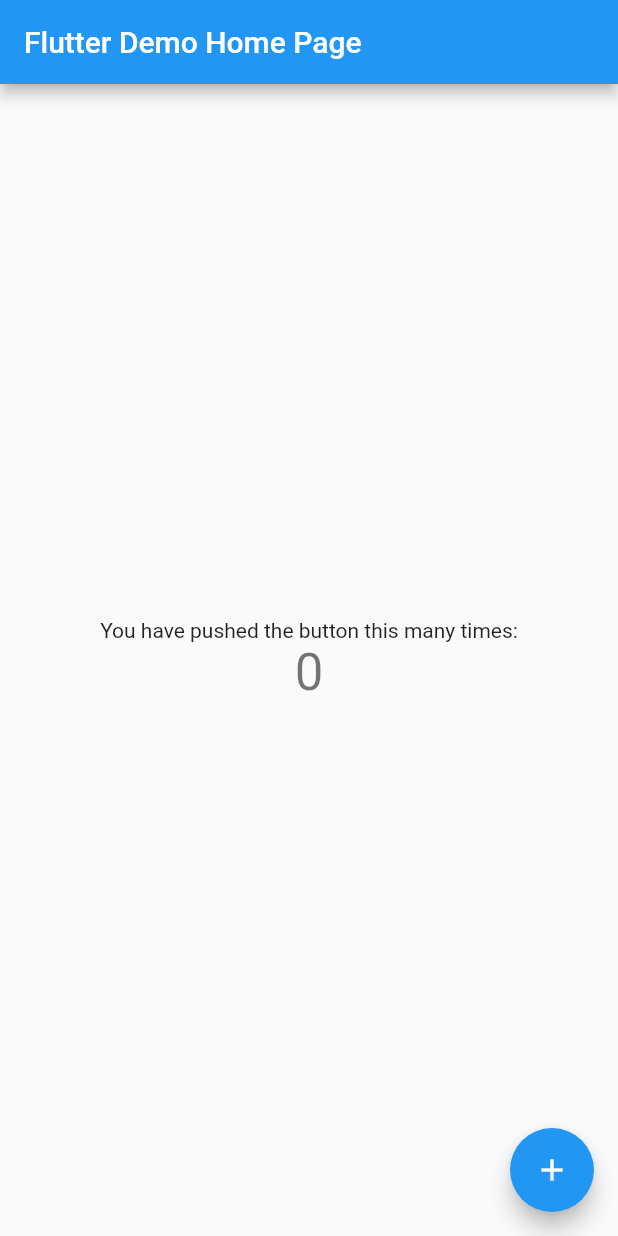
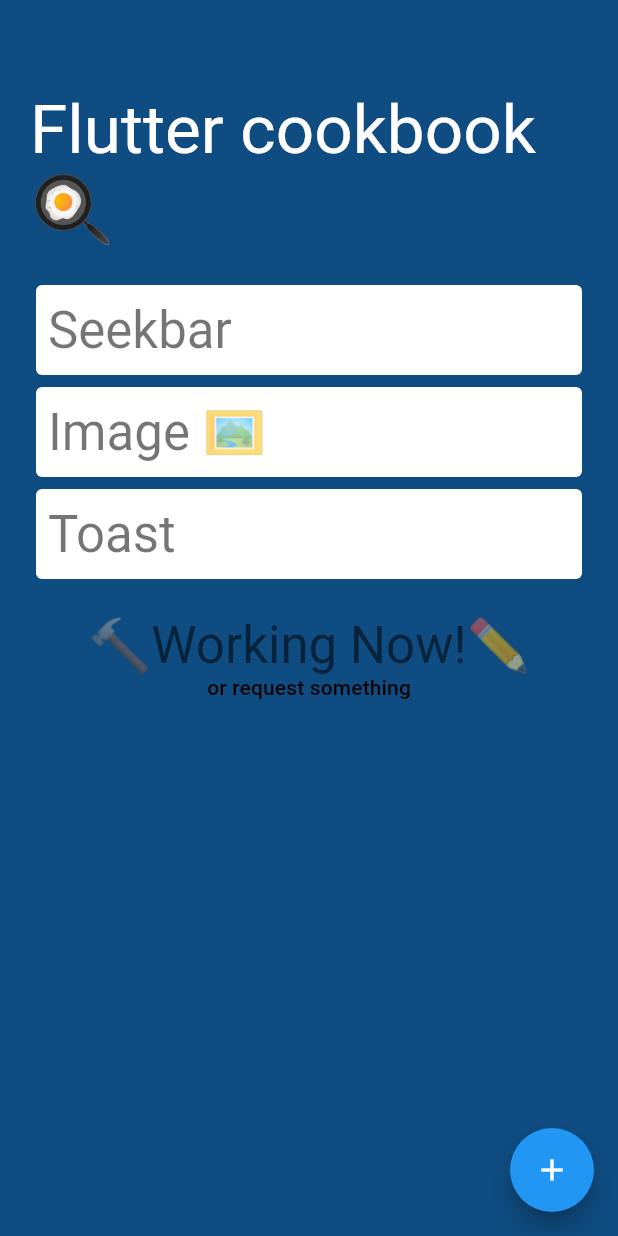
Before and after one commit to Zimins/flutter_cookbook, a Flutter app: the screen it shows after launch, on a phone screen of 412 x 824 dp. Run offline on Flutter 3.47's test engine with Material 2 defaults, Android fonts, the phone set to English and light mode, and no system bars.

Commit message:
home screen layout

```diff
--- /dev/null
+++ b/lib/contents/contentlist.dart
@@ -0,0 +1,7 @@
+import 'package:flutter/material.dart';
+
+abstract class CookItem {
+  String title;
+
+  void onSelect(BuildContext context);
+}
--- /dev/null
+++ b/lib/contents/image.dart
@@ -0,0 +1,10 @@
+import 'package:flutter/material.dart';
+import 'package:flutter_cookbook/contents/contentlist.dart';
+
+class ImageDemo extends CookItem {
+  @override
+  String title = "Image 🖼️";
+
+  @override
+  void onSelect(BuildContext context) {}
+}
--- /dev/null
+++ b/lib/contents/seekbar.dart
@@ -0,0 +1,19 @@
+import 'package:flutter/material.dart';
+
+import 'contentlist.dart';
+
+class Seekbar implements CookItem {
+  @override
+  String title = "Seekbar";
+
+  @override
+  void onSelect(BuildContext context) {
+    Navigator.of(context).push(MaterialPageRoute(builder: (context) {
+      return Scaffold(
+        appBar: AppBar(
+          title: Text(title),
+        ),
+      );
+    }));
+  }
+}
--- /dev/null
+++ b/lib/contents/toast.dart
@@ -0,0 +1,10 @@
+import 'package:flutter/material.dart';
+import 'package:flutter_cookbook/contents/contentlist.dart';
+
+class Toast implements CookItem {
+  @override
+  String title = "Toast";
+
+  @override
+  void onSelect(BuildContext context) {}
+}
--- a/lib/main.dart
+++ b/lib/main.dart
@@ -1,4 +1,9 @@
 import 'package:flutter/material.dart';
+import 'package:flutter_cookbook/contents/contentlist.dart';
+import 'package:flutter_cookbook/contents/image.dart';
+import 'package:flutter_cookbook/contents/toast.dart';
+
+import 'contents/seekbar.dart';
 
 void main() => runApp(MyApp());
 
@@ -9,17 +14,9 @@
     return MaterialApp(
       title: 'Flutter Demo',
       theme: ThemeData(
-        // This is the theme of your application.
-        //
-        // Try running your application with "flutter run". You'll see the
-        // application has a blue toolbar. Then, without quitting the app, try
-        // changing the primarySwatch below to Colors.green and then invoke
-        // "hot reload" (press "r" in the console where you ran "flutter run",
-        // or simply save your changes to "hot reload" in a Flutter IDE).
-        // Notice that the counter didn't reset back to zero; the application
-        // is not restarted.
         primarySwatch: Colors.blue,
       ),
+      darkTheme: ThemeData.dark(),
       home: MyHomePage(title: 'Flutter Demo Home Page'),
     );
   }
@@ -44,68 +41,91 @@
 }
 
 class _MyHomePageState extends State<MyHomePage> {
-  int _counter = 0;
-
-  void _incrementCounter() {
-    setState(() {
-      // This call to setState tells the Flutter framework that something has
-      // changed in this State, which causes it to rerun the build method below
-      // so that the display can reflect the updated values. If we changed
-      // _counter without calling setState(), then the build method would not be
-      // called again, and so nothing would appear to happen.
-      _counter++;
-    });
-  }
+  final List<CookItem> cooks = [Seekbar(), ImageDemo(), Toast()];
 
   @override
   Widget build(BuildContext context) {
-    // This method is rerun every time setState is called, for instance as done
-    // by the _incrementCounter method above.
-    //
-    // The Flutter framework has been optimized to make rerunning build methods
-    // fast, so that you can just rebuild anything that needs updating rather
-    // than having to individually change instances of widgets.
     return Scaffold(
-      appBar: AppBar(
-        // Here we take the value from the MyHomePage object that was created by
-        // the App.build method, and use it to set our appbar title.
-        title: Text(widget.title),
-      ),
-      body: Center(
-        // Center is a layout widget. It takes a single child and positions it
-        // in the middle of the parent.
-        child: Column(
-          // Column is also a layout widget. It takes a list of children and
-          // arranges them vertically. By default, it sizes itself to fit its
-          // children horizontally, and tries to be as tall as its parent.
-          //
-          // Invoke "debug painting" (press "p" in the console, choose the
-          // "Toggle Debug Paint" action from the Flutter Inspector in Android
-          // Studio, or the "Toggle Debug Paint" command in Visual Studio Code)
-          // to see the wireframe for each widget.
-          //
-          // Column has various properties to control how it sizes itself and
-          // how it positions its children. Here we use mainAxisAlignment to
-          // center the children vertically; the main axis here is the vertical
-          // axis because Columns are vertical (the cross axis would be
-          // horizontal).
-          mainAxisAlignment: MainAxisAlignment.center,
-          children: <Widget>[
-            Text(
-              'You have pushed the button this many times:',
-            ),
-            Text(
-              '$_counter',
-              style: Theme.of(context).textTheme.display1,
-            ),
-          ],
-        ),
-      ),
+      body: Container(
+          color: Color.fromARGB(255, 15, 76, 129),
+          padding: EdgeInsets.only(left: 20, right: 20),
+          child: ListView.builder(
+              itemCount: cooks.length + 2,
+              itemBuilder: (context, index) {
+                if (index == 0) {
+                  return ListTitle();
+                } else if (index == cooks.length + 1) {
+                  return ListFooter();
+                } else {
+                  return CookContent(item: cooks[index - 1]);
+                }
+              })),
       floatingActionButton: FloatingActionButton(
-        onPressed: _incrementCounter,
         tooltip: 'Increment',
         child: Icon(Icons.add),
       ), // This trailing comma makes auto-formatting nicer for build methods.
     );
   }
 }
+
+class ListTitle extends StatelessWidget {
+  @override
+  Widget build(BuildContext context) {
+    return Container(
+      padding: EdgeInsets.only(top: 60, bottom: 20),
+      child: Text(
+        "Flutter cookbook🍳",
+        style: TextStyle(
+            fontSize: Theme.of(context).textTheme.display2.fontSize,
+            color: Colors.white),
+      ),
+    );
+  }
+}
+
+class ListFooter extends StatelessWidget {
+  @override
+  Widget build(BuildContext context) {
+    return Container(
+      padding: EdgeInsets.only(top: 20),
+      alignment: Alignment.center,
+      child: Column(
+        children: <Widget>[
+          Text(
+            "🔨Working Now!✏️",
+            style: Theme.of(context).textTheme.display1,
+          ),
+          Text(
+            "or request something",
+            style: Theme.of(context).textTheme.subtitle,
+          )
+        ],
+      ),
+    );
+  }
+}
+
+class CookContent extends StatelessWidget {
+  final CookItem item;
+
+  CookContent({this.item});
+
+  @override
+  Widget build(BuildContext context) {
+    return GestureDetector(
+      onTap: () {
+        item.onSelect(context);
+      },
+      child: Card(
+        elevation: 0,
+        child: Container(
+          padding: EdgeInsets.fromLTRB(8, 10, 8, 10),
+          child: Text(
+            item.title,
+            style: Theme.of(context).textTheme.display1,
+          ),
+        ),
+      ),
+    );
+  }
+}
```
